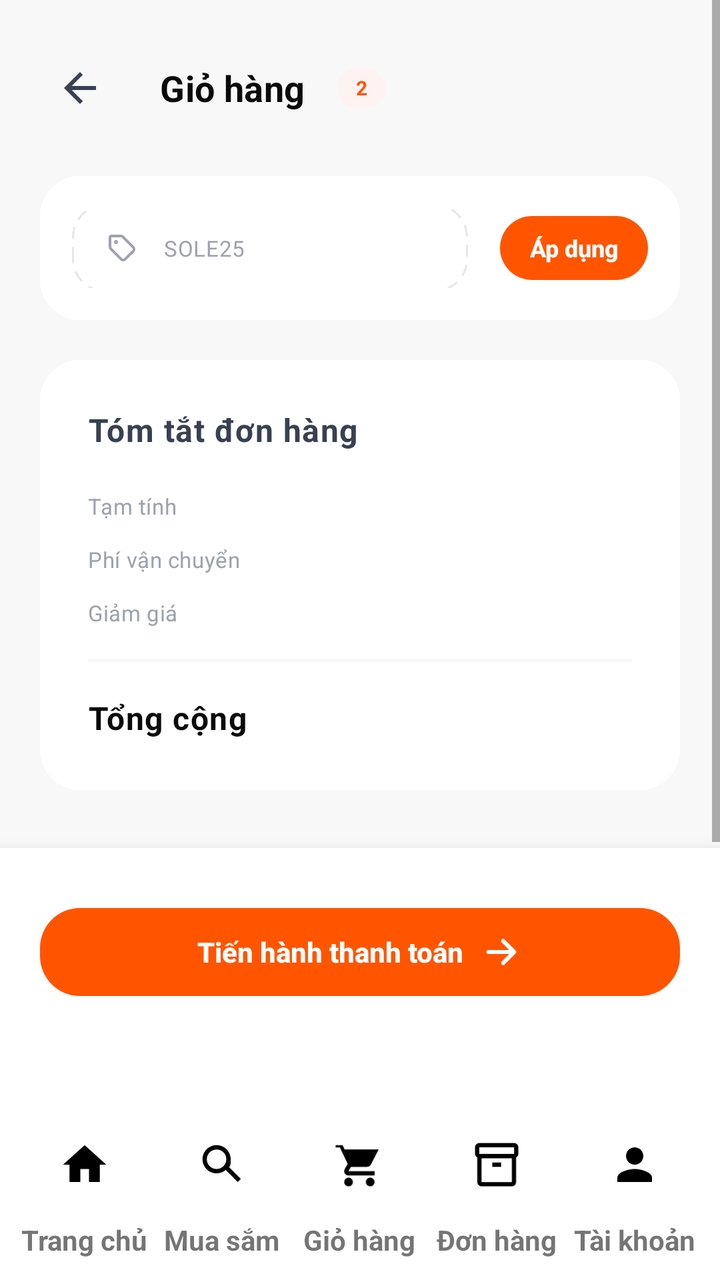
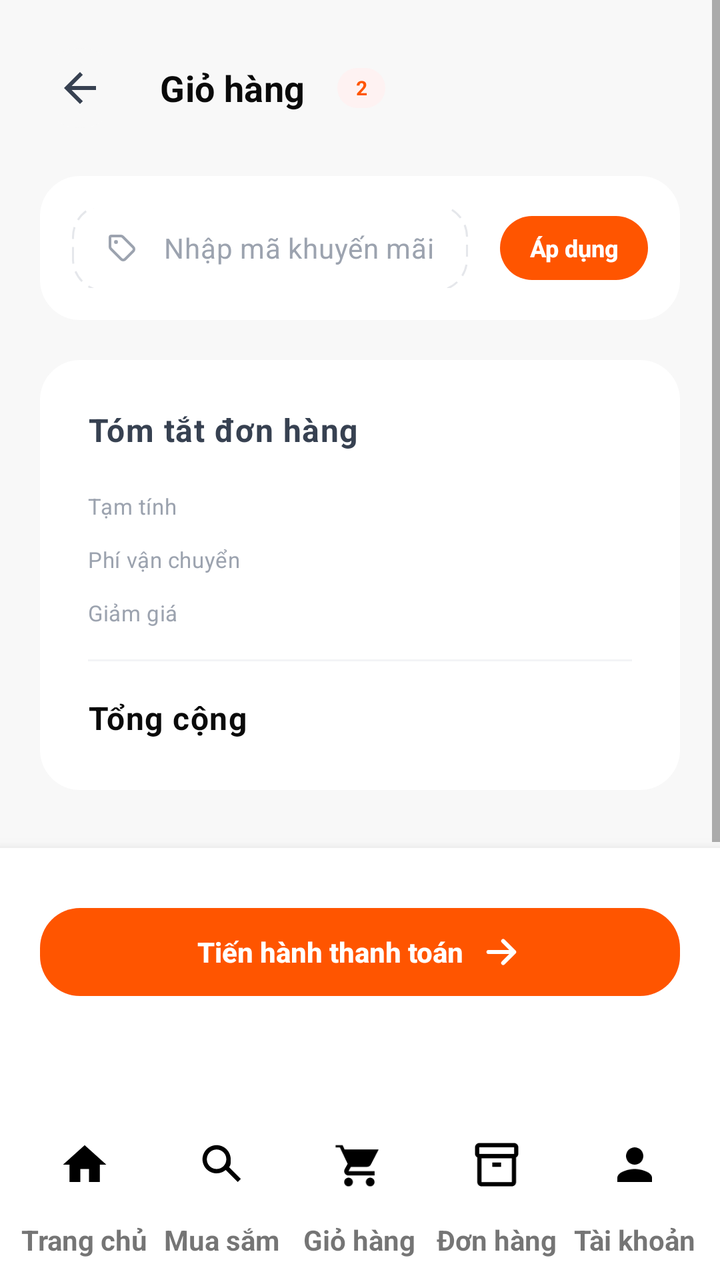

Two renders of the same Android screen: before a commit and after it. Below are the layout's source before the change and the commit's diff.
<!-- AndroidManifest.xml: application theme Theme.SoleStep -->
<!-- res/layout/activity_cart.xml -->
<?xml version="1.0" encoding="utf-8"?>
<androidx.constraintlayout.widget.ConstraintLayout xmlns:android="http://schemas.android.com/apk/res/android"
    xmlns:app="http://schemas.android.com/apk/res-auto"
    xmlns:tools="http://schemas.android.com/tools"
    android:id="@+id/main"
    android:layout_width="match_parent"
    android:layout_height="match_parent"
    android:background="@color/bg_secondary"
    tools:context=".user.CartActivity">

    <ScrollView
        android:id="@+id/cart_scroll"
        android:layout_width="0dp"
        android:layout_height="0dp"
        android:overScrollMode="never"
        app:layout_constraintBottom_toTopOf="@id/cart_checkout_bar"
        app:layout_constraintEnd_toEndOf="parent"
        app:layout_constraintStart_toStartOf="parent"
        app:layout_constraintTop_toTopOf="parent">

        <LinearLayout
            android:layout_width="match_parent"
            android:layout_height="wrap_content"
            android:orientation="vertical"
            android:paddingStart="@dimen/space_screen_horizontal"
            android:paddingTop="@dimen/space_10"
            android:paddingEnd="@dimen/space_screen_horizontal"
            android:paddingBottom="@dimen/space_16">

            <LinearLayout
                android:id="@+id/cart_header"
                android:layout_width="match_parent"
                android:layout_height="48dp"
                android:gravity="center_vertical"
                android:orientation="horizontal">

                <ImageButton
                    android:id="@+id/back_button"
                    android:layout_width="@dimen/btn_icon_size"
                    android:layout_height="@dimen/btn_icon_size"
                    android:background="@drawable/bg_home_notification"
                    android:contentDescription="@string/action_back"
                    android:padding="@dimen/space_8"
                    android:src="@drawable/ic_arrow_back"
                    android:tint="@color/text_secondary" />

                <TextView
                    android:layout_width="wrap_content"
                    android:layout_height="wrap_content"
                    android:layout_marginStart="@dimen/space_10"
                    android:text="@string/cart_title"
                    android:textAppearance="@style/TextAppearance.SoleStep.Headline"
                    android:textColor="@color/text_primary" />

                <TextView
                    android:id="@+id/cart_count_badge"
                    android:layout_width="24dp"
                    android:layout_height="20dp"
                    android:layout_marginStart="@dimen/space_8"
                    android:background="@drawable/bg_cart_badge"
                    android:gravity="center"
                    android:text="2"
                    android:textAppearance="@style/TextAppearance.SoleStep.Caption"
                    android:textColor="@color/brand_orange"
                    android:textStyle="bold" />
            </LinearLayout>

            <androidx.recyclerview.widget.RecyclerView
                android:id="@+id/cart_items_list"
                android:layout_width="match_parent"
                android:layout_height="wrap_content"
                android:nestedScrollingEnabled="false"
                android:overScrollMode="never" />

            <TextView
                android:id="@+id/cart_empty_text"
                android:layout_width="match_parent"
                android:layout_height="96dp"
                android:layout_marginTop="@dimen/space_10"
                android:background="@drawable/bg_cart_item_card"
                android:gravity="center"
                android:text="Giỏ hàng đang trống"
                android:textAppearance="@style/TextAppearance.SoleStep.Body"
                android:textColor="@color/text_muted"
                android:visibility="gone" />

            <LinearLayout
                android:id="@+id/cart_promo_card"
                android:layout_width="match_parent"
                android:layout_height="72dp"
                android:layout_marginTop="@dimen/space_10"
                android:background="@drawable/bg_cart_item_card"
                android:gravity="center_vertical"
                android:orientation="horizontal"
                android:padding="@dimen/space_8">

                <LinearLayout
                    android:layout_width="0dp"
                    android:layout_height="44dp"
                    android:layout_marginEnd="@dimen/space_8"
                    android:layout_weight="1"
                    android:background="@drawable/bg_cart_promo"
                    android:gravity="center_vertical"
                    android:orientation="horizontal"
                    android:paddingStart="@dimen/space_8"
                    android:paddingEnd="@dimen/space_8">

                    <ImageView
                        android:layout_width="@dimen/icon_md"
                        android:layout_height="@dimen/icon_md"
                        android:contentDescription="@null"
                        android:src="@drawable/ic_tag" />

                    <TextView
                        android:layout_width="0dp"
                        android:layout_height="wrap_content"
                        android:layout_marginStart="@dimen/space_6"
                        android:layout_weight="1"
                        android:text="SOLE25"
                        android:textAppearance="@style/TextAppearance.SoleStep.BodySmall"
                        android:textColor="@color/text_muted" />
                </LinearLayout>

                <com.google.android.material.button.MaterialButton
                    style="@style/Widget.SoleStep.Button.Primary"
                    android:layout_width="74dp"
                    android:layout_height="44dp"
                    android:minHeight="44dp"
                    android:paddingStart="@dimen/space_4"
                    android:paddingEnd="@dimen/space_4"
                    android:text="@string/cart_btn_apply_promo"
                    android:textSize="12sp" />
            </LinearLayout>

            <LinearLayout
                android:id="@+id/cart_summary_card"
                android:layout_width="match_parent"
                android:layout_height="wrap_content"
                android:layout_marginTop="@dimen/space_10"
                android:background="@drawable/bg_cart_item_card"
                android:orientation="vertical"
                android:padding="@dimen/space_12">

                <TextView
                    android:layout_width="wrap_content"
                    android:layout_height="wrap_content"
                    android:text="@string/cart_summary_title"
                    android:textAppearance="@style/TextAppearance.SoleStep.Body"
                    android:textColor="@color/text_secondary"
                    android:textSize="16sp"
                    android:textStyle="bold" />

                <LinearLayout
                    android:layout_width="match_parent"
                    android:layout_height="wrap_content"
                    android:layout_marginTop="@dimen/space_10"
                    android:orientation="horizontal">

                    <TextView
                        android:layout_width="0dp"
                        android:layout_height="wrap_content"
                        android:layout_weight="1"
                        android:text="@string/cart_subtotal"
                        android:textAppearance="@style/TextAppearance.SoleStep.BodySmall"
                        android:textColor="@color/text_muted" />

                    <TextView
                        android:id="@+id/cart_subtotal_value"
                        android:layout_width="wrap_content"
                        android:layout_height="wrap_content"
                        android:textAppearance="@style/TextAppearance.SoleStep.BodySmall"
                        android:textColor="@color/text_secondary"
                        android:textStyle="bold" />
                </LinearLayout>

                <LinearLayout
                    android:layout_width="match_parent"
                    android:layout_height="wrap_content"
                    android:layout_marginTop="@dimen/space_6"
                    android:orientation="horizontal">

                    <TextView
                        android:layout_width="0dp"
                        android:layout_height="wrap_content"
                        android:layout_weight="1"
                        android:text="@string/cart_shipping"
                        android:textAppearance="@style/TextAppearance.SoleStep.BodySmall"
                        android:textColor="@color/text_muted" />

                    <TextView
                        android:id="@+id/cart_shipping_value"
                        android:layout_width="wrap_content"
                        android:layout_height="wrap_content"
                        android:textAppearance="@style/TextAppearance.SoleStep.BodySmall"
                        android:textColor="@color/text_secondary"
                        android:textStyle="bold" />
                </LinearLayout>

                <LinearLayout
                    android:layout_width="match_parent"
                    android:layout_height="wrap_content"
                    android:layout_marginTop="@dimen/space_6"
                    android:orientation="horizontal">

                    <TextView
                        android:layout_width="0dp"
                        android:layout_height="wrap_content"
                        android:layout_weight="1"
                        android:text="@string/cart_discount"
                        android:textAppearance="@style/TextAppearance.SoleStep.BodySmall"
                        android:textColor="@color/text_muted" />

                    <TextView
                        android:id="@+id/cart_discount_value"
                        android:layout_width="wrap_content"
                        android:layout_height="wrap_content"
                        android:textAppearance="@style/TextAppearance.SoleStep.BodySmall"
                        android:textColor="@color/status_success"
                        android:textStyle="bold" />
                </LinearLayout>

                <View
                    android:layout_width="match_parent"
                    android:layout_height="@dimen/stroke_thin"
                    android:layout_marginTop="@dimen/space_8"
                    android:layout_marginBottom="@dimen/space_8"
                    android:background="@color/border_light" />

                <LinearLayout
                    android:layout_width="match_parent"
                    android:layout_height="wrap_content"
                    android:gravity="center_vertical"
                    android:orientation="horizontal">

                    <TextView
                        android:layout_width="0dp"
                        android:layout_height="wrap_content"
                        android:layout_weight="1"
                        android:text="@string/cart_total"
                        android:textAppearance="@style/TextAppearance.SoleStep.Body"
                        android:textColor="@color/text_primary"
                        android:textSize="16sp"
                        android:textStyle="bold" />

                    <TextView
                        android:id="@+id/cart_total_value"
                        android:layout_width="wrap_content"
                        android:layout_height="wrap_content"
                        android:textAppearance="@style/TextAppearance.SoleStep.PriceMedium"
                        android:textSize="18sp" />
                </LinearLayout>
            </LinearLayout>
        </LinearLayout>
    </ScrollView>

    <LinearLayout
        android:id="@+id/cart_checkout_bar"
        android:layout_width="0dp"
        android:layout_height="128dp"
        android:background="@color/bg_primary"
        android:elevation="@dimen/elev_bottom_nav"
        android:gravity="top"
        android:orientation="vertical"
        android:paddingStart="@dimen/space_screen_horizontal"
        android:paddingTop="@dimen/space_12"
        android:paddingEnd="@dimen/space_screen_horizontal"
        app:layout_constraintBottom_toTopOf="@id/bottom_navigation"
        app:layout_constraintEnd_toEndOf="parent"
        app:layout_constraintStart_toStartOf="parent">

        <com.google.android.material.button.MaterialButton
            android:id="@+id/checkout_button"
            style="@style/Widget.SoleStep.Button.Primary"
            android:layout_width="match_parent"
            android:layout_height="56dp"
            android:text="Tiến hành thanh toán"
            app:icon="@drawable/ic_arrow_right"
            app:iconGravity="textEnd"
            app:iconPadding="@dimen/space_4"
            app:iconTint="@color/brand_white" />
    </LinearLayout>

    <include
        layout="@layout/view_bottom_navigation"
        android:layout_width="0dp"
        android:layout_height="@dimen/bottom_nav_height"
        app:layout_constraintBottom_toBottomOf="parent"
        app:layout_constraintEnd_toEndOf="parent"
        app:layout_constraintStart_toStartOf="parent" />
</androidx.constraintlayout.widget.ConstraintLayout>
<!-- res/layout/view_bottom_navigation.xml (included above) -->
<?xml version="1.0" encoding="utf-8"?>
<LinearLayout xmlns:android="http://schemas.android.com/apk/res/android"
    android:id="@+id/bottom_navigation"
    android:layout_width="match_parent"
    android:layout_height="@dimen/bottom_nav_height"
    android:background="@color/bg_primary"
    android:elevation="@dimen/elev_bottom_nav"
    android:gravity="center"
    android:orientation="horizontal"
    android:paddingStart="@dimen/space_4"
    android:paddingEnd="@dimen/space_4"
    android:paddingBottom="@dimen/space_4">

    <LinearLayout
        android:layout_width="0dp"
        android:layout_height="match_parent"
        android:layout_weight="1"
        android:clickable="true"
        android:focusable="true"
        android:foreground="?attr/selectableItemBackground"
        android:gravity="center"
        android:orientation="vertical"
        android:tag="home">

        <FrameLayout
            android:layout_width="@dimen/bottom_nav_item_icon_container"
            android:layout_height="@dimen/bottom_nav_item_icon_container"
            android:tag="icon_container">

            <ImageView
                android:layout_width="@dimen/bottom_nav_icon_size"
                android:layout_height="@dimen/bottom_nav_icon_size"
                android:layout_gravity="center"
                android:contentDescription="@string/nav_home"
                android:src="@drawable/ic_material_home"
                android:tag="icon" />
        </FrameLayout>

        <TextView
            android:layout_width="wrap_content"
            android:layout_height="wrap_content"
            android:tag="label"
            android:text="@string/nav_home"
            android:textSize="14sp"
            android:textStyle="bold" />
    </LinearLayout>

    <LinearLayout
        android:layout_width="0dp"
        android:layout_height="match_parent"
        android:layout_weight="1"
        android:clickable="true"
        android:focusable="true"
        android:foreground="?attr/selectableItemBackground"
        android:gravity="center"
        android:orientation="vertical"
        android:tag="search">

        <FrameLayout
            android:layout_width="@dimen/bottom_nav_item_icon_container"
            android:layout_height="@dimen/bottom_nav_item_icon_container"
            android:tag="icon_container">

            <ImageView
                android:layout_width="@dimen/bottom_nav_icon_size"
                android:layout_height="@dimen/bottom_nav_icon_size"
                android:layout_gravity="center"
                android:contentDescription="@string/nav_search"
                android:src="@drawable/ic_material_search"
                android:tag="icon" />
        </FrameLayout>

        <TextView
            android:layout_width="wrap_content"
            android:layout_height="wrap_content"
            android:tag="label"
            android:text="@string/nav_search"
            android:textSize="14sp"
            android:textStyle="bold" />
    </LinearLayout>

    <LinearLayout
        android:layout_width="0dp"
        android:layout_height="match_parent"
        android:layout_weight="1"
        android:clickable="true"
        android:focusable="true"
        android:foreground="?attr/selectableItemBackground"
        android:gravity="center"
        android:orientation="vertical"
        android:tag="cart">

        <FrameLayout
            android:layout_width="@dimen/bottom_nav_item_icon_container"
            android:layout_height="@dimen/bottom_nav_item_icon_container"
            android:tag="icon_container">

            <ImageView
                android:layout_width="@dimen/bottom_nav_icon_size"
                android:layout_height="@dimen/bottom_nav_icon_size"
                android:layout_gravity="center"
                android:contentDescription="@string/nav_cart"
                android:src="@drawable/ic_material_shopping_cart"
                android:tag="icon" />
        </FrameLayout>

        <TextView
            android:layout_width="wrap_content"
            android:layout_height="wrap_content"
            android:tag="label"
            android:text="@string/nav_cart"
            android:textSize="14sp"
            android:textStyle="bold" />
    </LinearLayout>

    <LinearLayout
        android:layout_width="0dp"
        android:layout_height="match_parent"
        android:layout_weight="1"
        android:clickable="true"
        android:focusable="true"
        android:foreground="?attr/selectableItemBackground"
        android:gravity="center"
        android:orientation="vertical"
        android:tag="orders">

        <FrameLayout
            android:layout_width="@dimen/bottom_nav_item_icon_container"
            android:layout_height="@dimen/bottom_nav_item_icon_container"
            android:tag="icon_container">

            <ImageView
                android:layout_width="@dimen/bottom_nav_icon_size"
                android:layout_height="@dimen/bottom_nav_icon_size"
                android:layout_gravity="center"
                android:contentDescription="@string/nav_orders"
                android:src="@drawable/ic_material_inventory_2"
                android:tag="icon" />
        </FrameLayout>

        <TextView
            android:layout_width="wrap_content"
            android:layout_height="wrap_content"
            android:tag="label"
            android:text="@string/nav_orders"
            android:textSize="14sp"
            android:textStyle="bold" />
    </LinearLayout>

    <LinearLayout
        android:layout_width="0dp"
        android:layout_height="match_parent"
        android:layout_weight="1"
        android:clickable="true"
        android:focusable="true"
        android:foreground="?attr/selectableItemBackground"
        android:gravity="center"
        android:orientation="vertical"
        android:tag="profile">

        <FrameLayout
            android:layout_width="@dimen/bottom_nav_item_icon_container"
            android:layout_height="@dimen/bottom_nav_item_icon_container"
            android:tag="icon_container">

            <ImageView
                android:layout_width="@dimen/bottom_nav_icon_size"
                android:layout_height="@dimen/bottom_nav_icon_size"
                android:layout_gravity="center"
                android:contentDescription="@string/nav_profile"
                android:src="@drawable/ic_material_person"
                android:tag="icon" />
        </FrameLayout>

        <TextView
            android:layout_width="wrap_content"
            android:layout_height="wrap_content"
            android:tag="label"
            android:text="@string/nav_profile"
            android:textSize="14sp"
            android:textStyle="bold" />
    </LinearLayout>
</LinearLayout>
<!-- resources referenced by this layout -->
<resources>
  <color name="bg_primary">#FFFFFF</color>
  <color name="bg_secondary">#F8F8F8</color>
  <color name="border_light">#F3F4F6</color>
  <color name="brand_orange">#FF5500</color>
  <color name="brand_white">#FFFFFF</color>
  <color name="status_success">#10B981</color>
  <color name="text_muted">#9CA3AF</color>
  <color name="text_primary">#0A0A0A</color>
  <color name="text_secondary">#374151</color>
  <dimen name="bottom_nav_height">88dp</dimen>
  <dimen name="bottom_nav_icon_size">26dp</dimen>
  <dimen name="bottom_nav_item_icon_container">56dp</dimen>
  <dimen name="btn_icon_size">40dp</dimen>
  <dimen name="elev_bottom_nav">8dp</dimen>
  <dimen name="icon_md">18dp</dimen>
  <dimen name="space_10">20dp</dimen>
  <dimen name="space_12">24dp</dimen>
  <dimen name="space_16">32dp</dimen>
  <dimen name="space_4">8dp</dimen>
  <dimen name="space_6">12dp</dimen>
  <dimen name="space_8">16dp</dimen>
  <dimen name="space_screen_horizontal">20dp</dimen>
  <dimen name="stroke_thin">1dp</dimen>
  <string name="action_back">Quay lại</string>
  <string name="cart_btn_apply_promo">Áp dụng</string>
  <string name="cart_discount">Giảm giá</string>
  <string name="cart_shipping">Phí vận chuyển</string>
  <string name="cart_subtotal">Tạm tính</string>
  <string name="cart_summary_title">Tóm tắt đơn hàng</string>
  <string name="cart_title">Giỏ hàng</string>
  <string name="cart_total">Tổng cộng</string>
  <string name="nav_cart">Giỏ hàng</string>
  <string name="nav_home">Trang chủ</string>
  <string name="nav_orders">Đơn hàng</string>
  <string name="nav_profile">Tài khoản</string>
  <string name="nav_search">Mua sắm</string>
  <style name="TextAppearance.SoleStep.BodySmall" parent="TextAppearance.MaterialComponents.Body2">
          <item name="android:textSize">@dimen/font_caption</item>
          <item name="android:textColor">@color/text_tertiary</item>
      </style>
  <color name="status_error_bg_light">#FEF2F2</color>
  <dimen name="radius_pill">999dp</dimen>
  <dimen name="radius_xl">20dp</dimen>
  <dimen name="radius_lg">16dp</dimen>
  <color name="border_normal">#E5E7EB</color>
  <dimen name="font_body">13sp</dimen>
  <dimen name="font_caption">11sp</dimen>
  <color name="text_tertiary">#6B7280</color>
  <dimen name="font_caption_small">10sp</dimen>
  <dimen name="font_headline">18sp</dimen>
  <dimen name="font_price_medium">20sp</dimen>
  <dimen name="radius_button">20dp</dimen>
  <dimen name="btn_height_large">52dp</dimen>
  <dimen name="elev_raised">4dp</dimen>
  <color name="brand_orange_dark">#CC4400</color>
  <color name="brand_black">#0A0A0A</color>
  <color name="bg_dark_surface_2">#161616</color>
  <color name="status_error">#EF4444</color>
  <style name="ShapeAppearance.SoleStep.Small" parent="">
          <item name="cornerFamily">rounded</item>
          <item name="cornerSize">@dimen/radius_sm</item>
      </style>
  <style name="ShapeAppearance.SoleStep.Medium" parent="">
          <item name="cornerFamily">rounded</item>
          <item name="cornerSize">@dimen/radius_lg</item>
      </style>
  <style name="ShapeAppearance.SoleStep.Large" parent="">
          <item name="cornerFamily">rounded</item>
          <item name="cornerSize">@dimen/radius_2xl</item>
      </style>
  <dimen name="font_title">20sp</dimen>
  <dimen name="font_label">14sp</dimen>
  <dimen name="radius_sm">8dp</dimen>
  <dimen name="radius_2xl">24dp</dimen>
  <dimen name="font_display">48sp</dimen>
  <dimen name="font_title_large">24sp</dimen>
  <dimen name="font_subheading">16sp</dimen>
  <dimen name="font_overline">9sp</dimen>
  <dimen name="radius_input">20dp</dimen>
  <color name="text_placeholder">#D1D5DB</color>
  <dimen name="radius_chip">12dp</dimen>
  <dimen name="btn_height_tiny">28dp</dimen>
  <dimen name="radius_card">20dp</dimen>
  <dimen name="elev_card">2dp</dimen>
  <dimen name="toolbar_height">56dp</dimen>
  <dimen name="elev_top_bar">4dp</dimen>
  <dimen name="elev_fab">6dp</dimen>
  <!-- unchanged entries left out for length: 31 -->
</resources>

<!-- the commit's change to res/layout/activity_cart.xml (unified diff, before → after) -->
@@ -111,17 +111,24 @@
                         android:contentDescription="@null"
                         android:src="@drawable/ic_tag" />
 
-                    <TextView
+                    <EditText
+                        android:id="@+id/cart_promo_input"
                         android:layout_width="0dp"
-                        android:layout_height="wrap_content"
+                        android:layout_height="match_parent"
                         android:layout_marginStart="@dimen/space_6"
                         android:layout_weight="1"
-                        android:text="SOLE25"
-                        android:textAppearance="@style/TextAppearance.SoleStep.BodySmall"
-                        android:textColor="@color/text_muted" />
+                        android:background="@android:color/transparent"
+                        android:hint="Nhập mã khuyến mãi"
+                        android:maxLines="1"
+                        android:singleLine="true"
+                        android:textAppearance="@style/TextAppearance.SoleStep.BodySmall"
+                        android:textColor="@color/text_primary"
+                        android:textColorHint="@color/text_muted"
+                        android:textSize="14sp" />
                 </LinearLayout>
 
                 <com.google.android.material.button.MaterialButton
+                    android:id="@+id/cart_promo_apply_button"
                     style="@style/Widget.SoleStep.Button.Primary"
                     android:layout_width="74dp"
                     android:layout_height="44dp"
